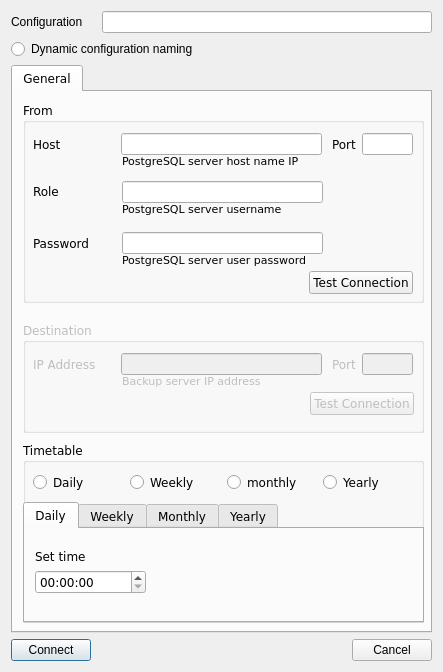
First picture: the form in postgresqlsettings.ui, repository tonycool7/masters_diploma, before the edit.
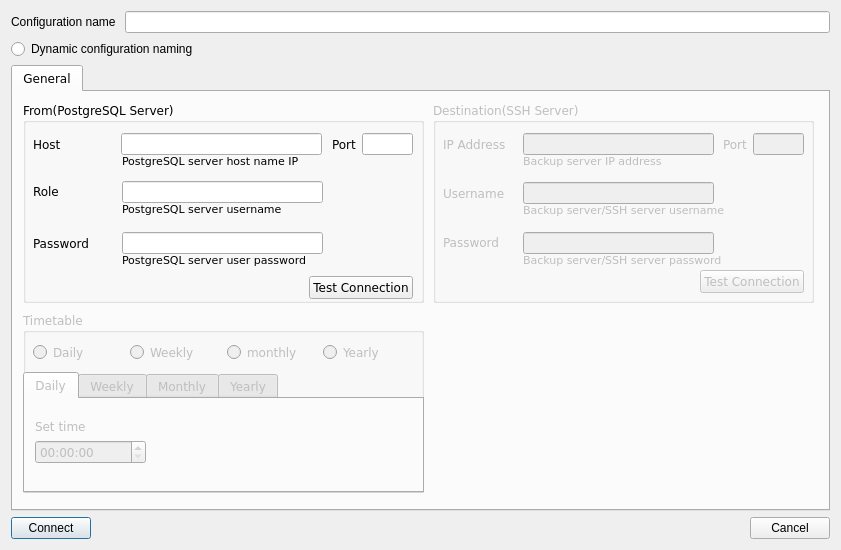
Second picture: the form after the edit.

Patch:
```diff
--- a/postgresqlsettings.ui
+++ b/postgresqlsettings.ui
@@ -6,8 +6,8 @@
    <rect>
     <x>0</x>
     <y>0</y>
-    <width>443</width>
-    <height>672</height>
+    <width>841</width>
+    <height>550</height>
    </rect>
   </property>
   <property name="windowTitle">
@@ -22,7 +22,7 @@
      <item>
       <widget class="QLabel" name="label">
        <property name="text">
-        <string>Configuration    </string>
+        <string>Configuration name </string>
        </property>
       </widget>
      </item>
@@ -65,7 +65,7 @@
         </rect>
        </property>
        <property name="title">
-        <string>From</string>
+        <string>From(PostgreSQL Server)</string>
        </property>
        <widget class="QLabel" name="label_8">
         <property name="geometry">
@@ -276,7 +276,7 @@
           <x>9</x>
           <y>169</y>
           <width>381</width>
-          <height>24</height>
+          <height>33</height>
          </rect>
         </property>
         <layout class="QHBoxLayout" name="horizontalLayout_5">
@@ -309,19 +309,19 @@
        </property>
        <property name="geometry">
         <rect>
-         <x>10</x>
-         <y>230</y>
-         <width>401</width>
-         <height>111</height>
+         <x>420</x>
+         <y>10</y>
+         <width>381</width>
+         <height>201</height>
         </rect>
        </property>
        <property name="title">
-        <string>Destination</string>
+        <string>Destination(SSH Server)</string>
        </property>
        <widget class="QLabel" name="label_10">
         <property name="geometry">
          <rect>
-          <x>309</x>
+          <x>290</x>
           <y>34</y>
           <width>31</width>
           <height>16</height>
@@ -334,9 +334,9 @@
        <widget class="QLineEdit" name="mysql_host_2">
         <property name="geometry">
          <rect>
-          <x>98</x>
+          <x>90</x>
           <y>31</y>
-          <width>201</width>
+          <width>191</width>
           <height>22</height>
          </rect>
         </property>
@@ -376,7 +376,7 @@
        <widget class="QLineEdit" name="mysql_port_2">
         <property name="geometry">
          <rect>
-          <x>339</x>
+          <x>320</x>
           <y>31</y>
           <width>51</width>
           <height>22</height>
@@ -386,7 +386,7 @@
        <widget class="QLabel" name="label_14">
         <property name="geometry">
          <rect>
-          <x>99</x>
+          <x>90</x>
           <y>49</y>
           <width>180</width>
           <height>20</height>
@@ -405,8 +405,8 @@
         <property name="geometry">
          <rect>
           <x>10</x>
-          <y>70</y>
-          <width>381</width>
+          <y>168</y>
+          <width>361</width>
           <height>24</height>
          </rect>
         </property>
@@ -433,15 +433,97 @@
          </item>
         </layout>
        </widget>
+       <widget class="QLabel" name="label_9">
+        <property name="geometry">
+         <rect>
+          <x>10</x>
+          <y>83</y>
+          <width>71</width>
+          <height>16</height>
+         </rect>
+        </property>
+        <property name="text">
+         <string>Username</string>
+        </property>
+       </widget>
+       <widget class="QLabel" name="label_11">
+        <property name="geometry">
+         <rect>
+          <x>10</x>
+          <y>132</y>
+          <width>71</width>
+          <height>16</height>
+         </rect>
+        </property>
+        <property name="text">
+         <string>Password</string>
+        </property>
+       </widget>
+       <widget class="QLineEdit" name="postgre_backup_username">
+        <property name="geometry">
+         <rect>
+          <x>90</x>
+          <y>80</y>
+          <width>191</width>
+          <height>22</height>
+         </rect>
+        </property>
+       </widget>
+       <widget class="QLineEdit" name="postgre_backup_password">
+        <property name="geometry">
+         <rect>
+          <x>90</x>
+          <y>130</y>
+          <width>191</width>
+          <height>22</height>
+         </rect>
+        </property>
+       </widget>
+       <widget class="QLabel" name="label_12">
+        <property name="geometry">
+         <rect>
+          <x>90</x>
+          <y>100</y>
+          <width>231</width>
+          <height>16</height>
+         </rect>
+        </property>
+        <property name="font">
+         <font>
+          <pointsize>8</pointsize>
+         </font>
+        </property>
+        <property name="text">
+         <string>Backup server/SSH server username</string>
+        </property>
+       </widget>
+       <widget class="QLabel" name="label_15">
+        <property name="geometry">
+         <rect>
+          <x>90</x>
+          <y>150</y>
+          <width>221</width>
+          <height>16</height>
+         </rect>
+        </property>
+        <property name="font">
+         <font>
+          <pointsize>8</pointsize>
+         </font>
+        </property>
+        <property name="text">
+         <string>Backup server/SSH server password</string>
+        </property>
+       </widget>
       </widget>
       <widget class="QGroupBox" name="postgre_timetable">
        <property name="enabled">
-        <bool>true</bool>
+        <bool>false</bool>
        </property>
        <property name="geometry">
         <rect>
          <x>10</x>
-         <y>350</y>
+         <y>220</y>
          <width>401</width>
          <height>181</height>
         </rect>
@@ -451,7 +533,7 @@
        </property>
        <widget class="QTabWidget" name="postgre_timetable_tabwidget">
         <property name="enabled">
-         <bool>true</bool>
+         <bool>false</bool>
         </property>
         <property name="geometry">
          <rect>
```
Left out of the diff: 4 changed lines with no effect on the pictures.
